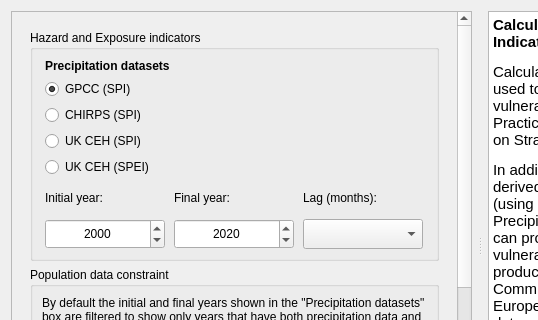
The window that LDMP/gui/DlgCalculateDrought.ui (ConservationInternational/trends.earth) describes before a commit, drawn with Qt 5; both pictures show x 0 to 538 and y 0 to 320 of the 755 by 517 pixel window.
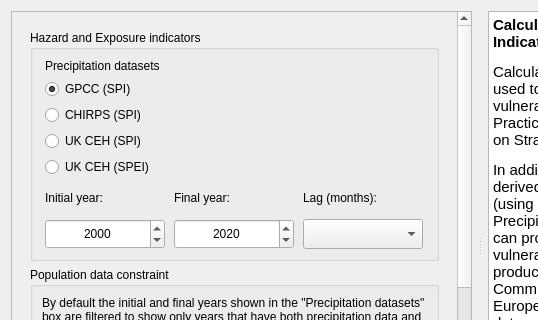
The same window after the commit.

What changed in the file:
```diff
--- a/LDMP/gui/DlgCalculateDrought.ui
+++ b/LDMP/gui/DlgCalculateDrought.ui
@@ -241,7 +241,7 @@
                     <widget class="QLabel" name="label_2">
                      <property name="font">
                       <font>
-                       <weight>75</weight>
+                       <weight>700</weight>
                        <bold>true</bold>
                       </font>
                      </property>
```
Left out of the diff: 2 changed lines with no effect on the pictures.
